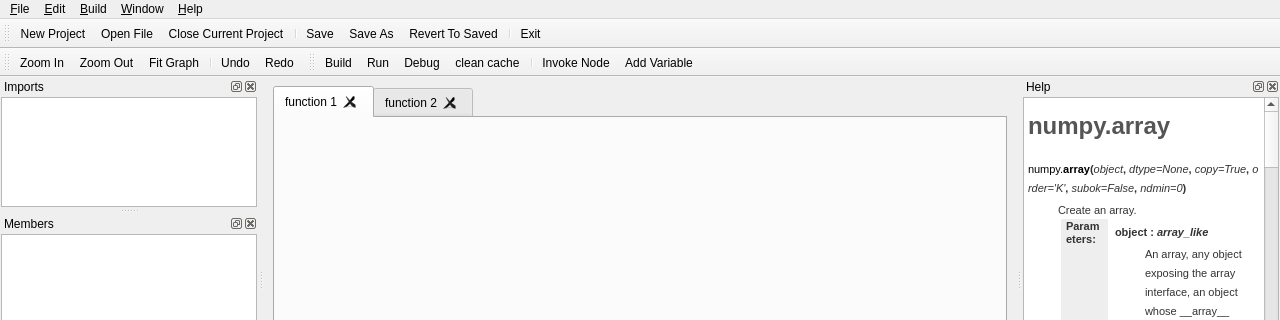
Before: the Qt Designer form mainwindow.ui in yasseerr/Visual-Blueprint, drawn with Qt 5; both pictures show x 0 to 1280 and y 0 to 320 of the 1280 by 720 pixel window.
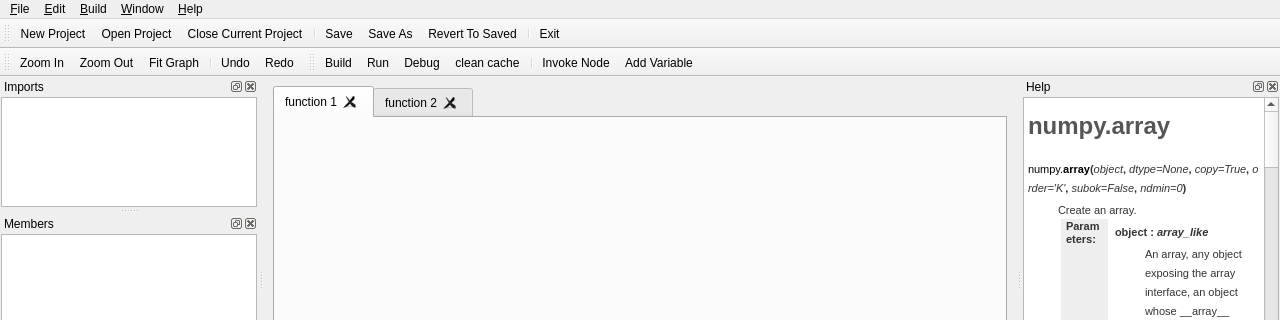
After: the same form once the commit is applied. Icons and pictures are not drawn.

Commit message: initiation of the load project action

The edit to the form file:
```diff
--- a/mainwindow.ui
+++ b/mainwindow.ui
@@ -531,7 +531,7 @@
      <normaloff>:/Data/Images/DefaultIcon/file-download-alt.png</normaloff>:/Data/Images/DefaultIcon/file-download-alt.png</iconset>
    </property>
    <property name="text">
-    <string>&amp;Open File ...</string>
+    <string>&amp;Open Project ...</string>
    </property>
   </action>
   <action name="action_Recent_Project">
```
The commit also changes 6 other files.
